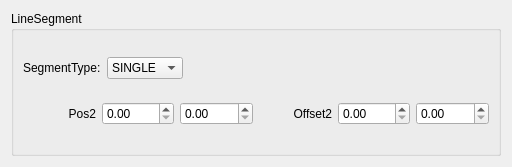
The window that mscore/mscore/linesegment.ui (musescore/musescore-old) describes before a commit, drawn with Qt 5.
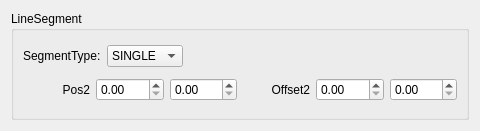
The same window after the commit.

Diff of the .ui file:
```diff
--- a/mscore/mscore/linesegment.ui
+++ b/mscore/mscore/linesegment.ui
@@ -1,12 +1,12 @@
 <ui version="4.0" >
  <class>LineSegmentBase</class>
- <widget class="QWidget" name="LineSegmentBase" >
-  <property name="geometry" >
+ <widget class="QWidget" name="LineSegmentBase">
+  <property name="geometry">
    <rect>
     <x>0</x>
     <y>0</y>
-    <width>512</width>
-    <height>167</height>
+    <width>480</width>
+    <height>131</height>
    </rect>
   </property>
   <property name="windowTitle" >
```
Left out of the diff: 59 changed lines with no effect on the pictures.
